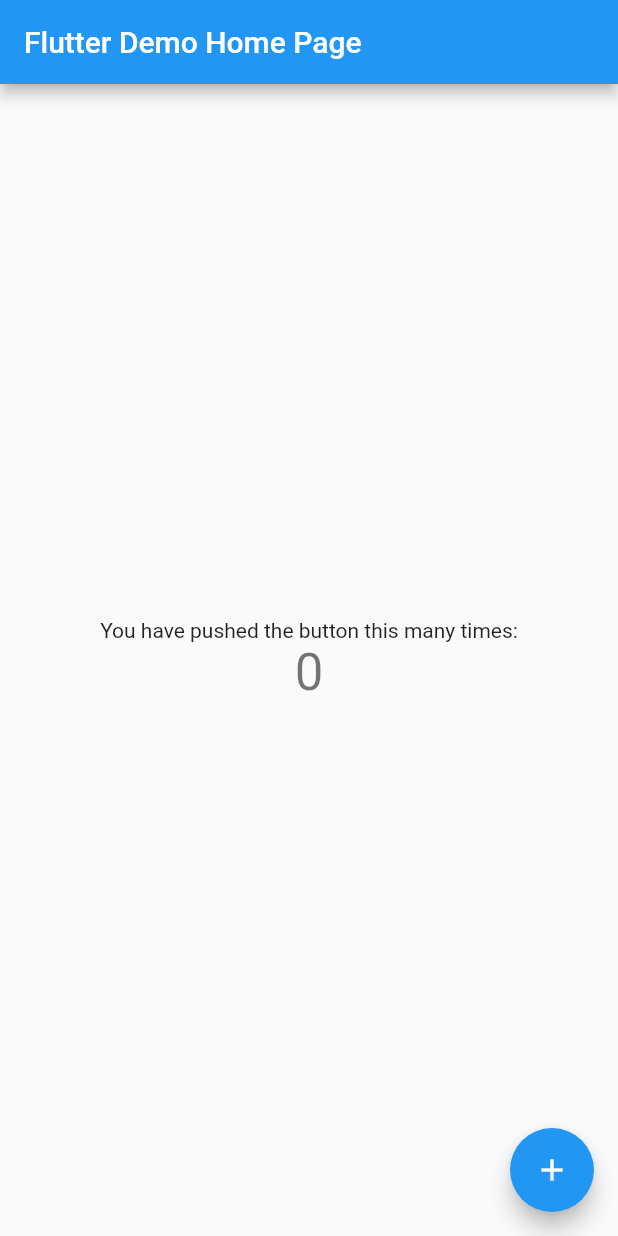
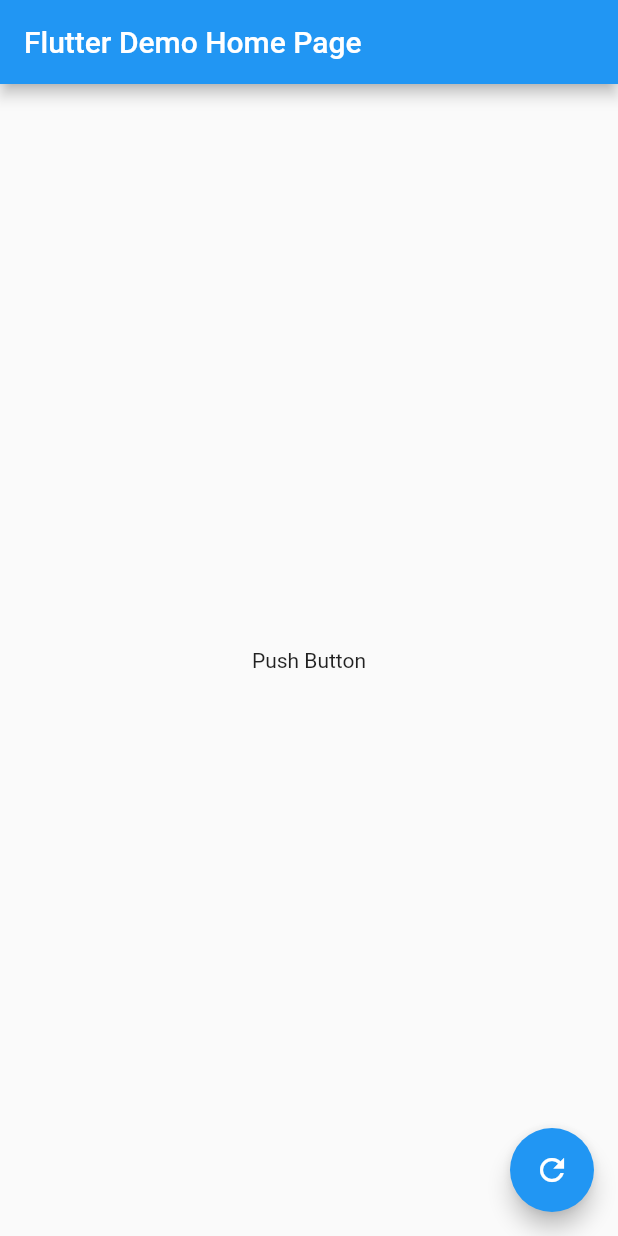
Before and after one commit to kamil-korwiel/bloc_cubit, a Flutter app: the screen it shows after launch, on a phone screen of 412 x 824 dp. Run offline on Flutter 3.47's test engine with Material 2 defaults, Android fonts, the phone set to English and light mode, and no system bars; our stand-ins replace bloc, equatable, flutter_bloc.

Commit message:
end Cubit weather example

```diff
--- a/lib/cubit/weather_state.dart
+++ b/lib/cubit/weather_state.dart
@@ -1,10 +1,31 @@
 part of 'weather_cubit.dart';
 
 abstract class WeatherState extends Equatable {
-  const WeatherState();
 
   @override
   List<Object> get props => [];
 }
 
-class WeatherInitial extends WeatherState {}
+class WeatherInitial extends WeatherState {
+  @override
+  List<Object> get props => [];
+}
+
+class WeatherLoading extends WeatherState {
+  @override
+  List<Object> get props => [];
+}
+
+class WeatherLoaded extends WeatherState {
+  final Weather weather;
+  WeatherLoaded(this.weather);
+  @override
+  List<Object> get props => [weather];
+}
+
+class WeatherError extends WeatherState {
+  final String message;
+  WeatherError(this.message);
+  @override
+  List<Object> get props => [message];
+}
--- a/lib/main.dart
+++ b/lib/main.dart
@@ -1,115 +1,64 @@
+
+import 'package:bloc_cubit/cubit/weather_cubit.dart';
+import 'package:bloc_cubit/weather_repository.dart';
 import 'package:flutter/material.dart';
-
+import 'package:flutter_bloc/flutter_bloc.dart';
 void main() {
   runApp(const MyApp());
 }
-
 class MyApp extends StatelessWidget {
   const MyApp({Key? key}) : super(key: key);
-
-  // This widget is the root of your application.
   @override
   Widget build(BuildContext context) {
     return MaterialApp(
       title: 'Flutter Demo',
       theme: ThemeData(
-        // This is the theme of your application.
-        //
-        // Try running your application with "flutter run". You'll see the
-        // application has a blue toolbar. Then, without quitting the app, try
-        // changing the primarySwatch below to Colors.green and then invoke
-        // "hot reload" (press "r" in the console where you ran "flutter run",
-        // or simply save your changes to "hot reload" in a Flutter IDE).
-        // Notice that the counter didn't reset back to zero; the application
-        // is not restarted.
         primarySwatch: Colors.blue,
       ),
-      home: const MyHomePage(title: 'Flutter Demo Home Page'),
+      home: BlocProvider(
+        create: (context) => WeatherCubit(FakeWeatherRepository()),
+        child: const MyHomePage(title: 'Flutter Demo Home Page'),
+      ),
     );
   }
 }
-
-class MyHomePage extends StatefulWidget {
+class MyHomePage extends StatelessWidget {
   const MyHomePage({Key? key, required this.title}) : super(key: key);
-
-  // This widget is the home page of your application. It is stateful, meaning
-  // that it has a State object (defined below) that contains fields that affect
-  // how it looks.
-
-  // This class is the configuration for the state. It holds the values (in this
-  // case the title) provided by the parent (in this case the App widget) and
-  // used by the build method of the State. Fields in a Widget subclass are
-  // always marked "final".
-
   final String title;
 
   @override
-  State<MyHomePage> createState() => _MyHomePageState();
-}
-
-class _MyHomePageState extends State<MyHomePage> {
-  int _counter = 0;
-
-  void _incrementCounter() {
-    setState(() {
-      // This call to setState tells the Flutter framework that something has
-      // changed in this State, which causes it to rerun the build method below
-      // so that the display can reflect the updated values. If we changed
-      // _counter without calling setState(), then the build method would not be
-      // called again, and so nothing would appear to happen.
-      _counter++;
-    });
-  }
-
-  @override
   Widget build(BuildContext context) {
-    // This method is rerun every time setState is called, for instance as done
-    // by the _incrementCounter method above.
-    //
-    // The Flutter framework has been optimized to make rerunning build methods
-    // fast, so that you can just rebuild anything that needs updating rather
-    // than having to individually change instances of widgets.
     return Scaffold(
       appBar: AppBar(
-        // Here we take the value from the MyHomePage object that was created by
-        // the App.build method, and use it to set our appbar title.
-        title: Text(widget.title),
+        title: Text(title),
       ),
       body: Center(
-        // Center is a layout widget. It takes a single child and positions it
-        // in the middle of the parent.
-        child: Column(
-          // Column is also a layout widget. It takes a list of children and
-          // arranges them vertically. By default, it sizes itself to fit its
-          // children horizontally, and tries to be as tall as its parent.
-          //
-          // Invoke "debug painting" (press "p" in the console, choose the
-          // "Toggle Debug Paint" action from the Flutter Inspector in Android
-          // Studio, or the "Toggle Debug Paint" command in Visual Studio Code)
-          // to see the wireframe for each widget.
-          //
-          // Column has various properties to control how it sizes itself and
-          // how it positions its children. Here we use mainAxisAlignment to
-          // center the children vertically; the main axis here is the vertical
-          // axis because Columns are vertical (the cross axis would be
-          // horizontal).
-          mainAxisAlignment: MainAxisAlignment.center,
-          children: <Widget>[
-            const Text(
-              'You have pushed the button this many times:',
-            ),
-            Text(
-              '$_counter',
-              style: Theme.of(context).textTheme.headline4,
-            ),
-          ],
-        ),
+        child: BlocBuilder<WeatherCubit, WeatherState>(
+          builder: (context, state) {
+
+            if (state is WeatherInitial){
+              return const Text("Push Button");
+            } else if (state is WeatherLoading){
+              return const CircularProgressIndicator();
+            } else if (state is WeatherLoaded){
+              return Text("In City ${state.weather.cityName} is right now ${state.weather.temperatureCelsius} \u2103",
+              overflow: TextOverflow.visible,
+              style: const TextStyle(fontSize: 17.0),);
+            } else if (state is WeatherError){
+              return Text(state.message);
+            }else {
+              return const Text('null');
+            }
+          },
+        )
       ),
       floatingActionButton: FloatingActionButton(
-        onPressed: _incrementCounter,
-        tooltip: 'Increment',
-        child: const Icon(Icons.add),
-      ), // This trailing comma makes auto-formatting nicer for build methods.
+        onPressed: (){
+          BlocProvider.of<WeatherCubit>(context).getWeather();
+        },
+        tooltip: 'New request',
+        child: const Icon(Icons.refresh_sharp),
+        )
     );
   }
 }
--- /dev/null
+++ b/lib/weather_model.dart
@@ -0,0 +1,9 @@
+class Weather {
+  final String cityName;
+  final double temperatureCelsius;
+  Weather({
+    required this.cityName,
+    required this.temperatureCelsius,
+  });
+
+}
```
Also changed, not shown: lib/cubit/weather_cubit.dart (+14 -1 lines), lib/weather_repository.dart (added, +22 -0 lines).
